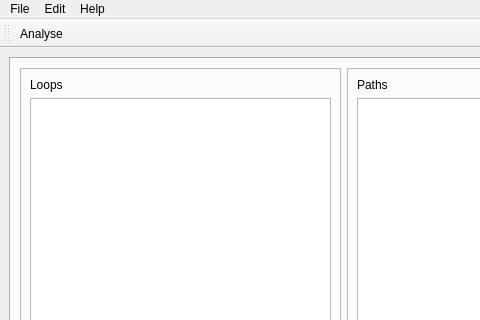
rrader/ADCS, file adcswindow.ui: the form before one commit; both pictures show x 0 to 480 and y 0 to 320 of the 687 by 574 pixel window.
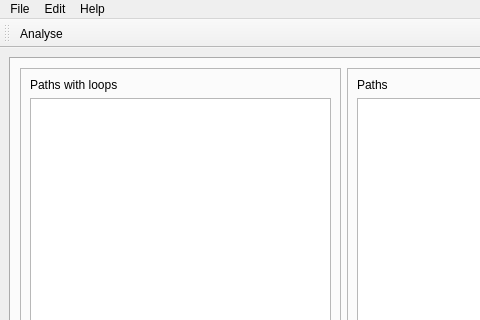
The form after the commit. The open tabs and pages were chosen to show the change.

Commit message: disable analysis tab when not validated

What changed in the file:
```diff
--- a/adcswindow.ui
+++ b/adcswindow.ui
@@ -186,7 +186,7 @@
              <item>
               <widget class="QLabel" name="label">
                <property name="text">
-                <string>Loops</string>
+                <string>Paths with loops</string>
                </property>
               </widget>
              </item>
```
The commit also changes 2 other files.
